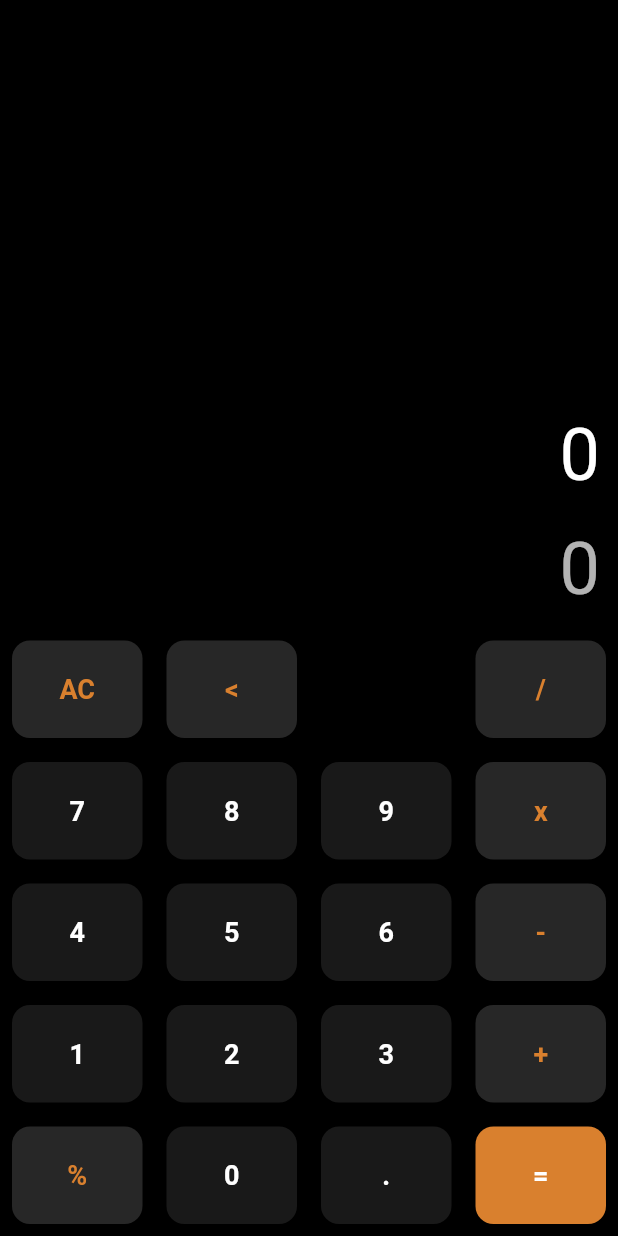
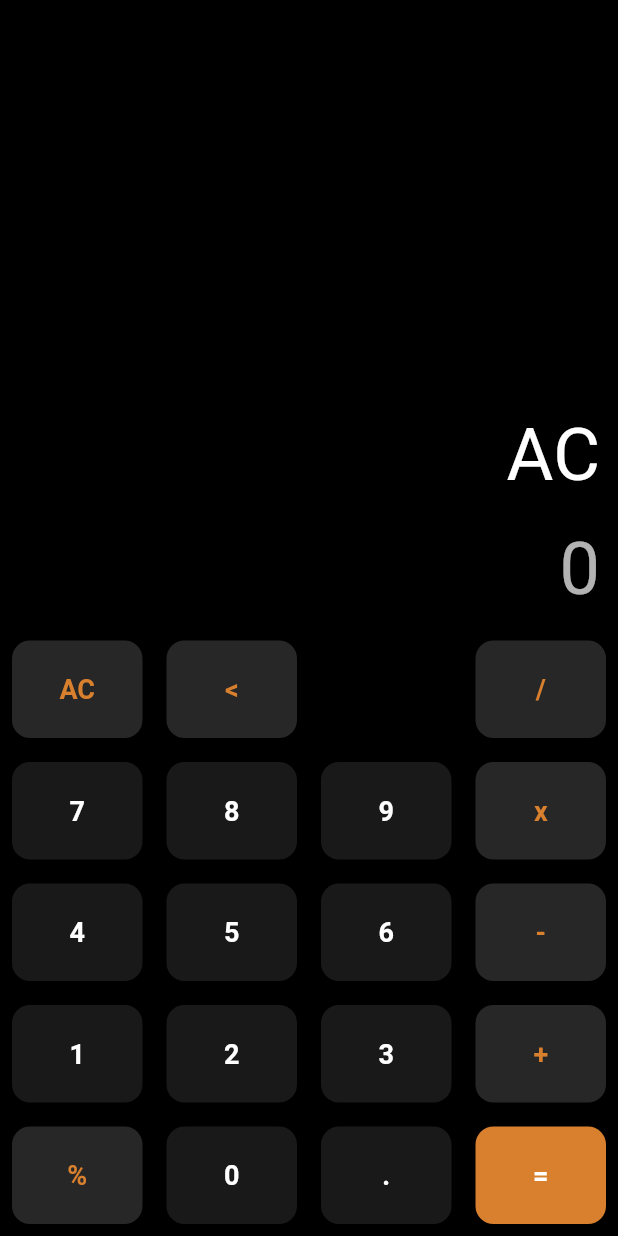
Before and after one commit to jource08/flutter_calculator_app, a Flutter app: the screen it shows after launch, after a tap on "AC", on a phone screen of 412 x 824 dp. Run offline on Flutter 3.47's test engine with Material 2 defaults, Android fonts, the phone set to English and light mode, and no system bars; our stand-ins replace flutter_bloc.

Commit message:
progress, working input bloc

```diff
--- a/lib/bloc/counter.dart
+++ b/lib/bloc/counter.dart
@@ -5,7 +5,7 @@ class CounterBloc extends Cubit<Map<String, dynamic>> {
 
   void changeInput(String newInput) {
     emit({
-      "input": newInput,
+      "input": _validateInput(newInput),
       "output": state["output"],
     });
   }
@@ -16,12 +16,13 @@ class CounterBloc extends Cubit<Map<String, dynamic>> {
       "output": newOutput,
     });
   }
+
+  _validateInput(String input) {
+    String result = "";
+
+    // remove leading "0"
+    result = input.replaceAll(RegExp(r'^0+(?=.)'), '');
+
+    return result;
+  }
 }
-
-
-// class CounterBloc extends Cubit<int> {
-//   CounterBloc() : super(0);
-
-//   void add() => emit(state + 1);
-//   void remove() => emit(state - 1);
-// }
--- a/lib/pages/home_page.dart
+++ b/lib/pages/home_page.dart
@@ -51,16 +51,17 @@ class HomePage extends StatelessWidget {
         // button area
         Row(
           children: [
-            _buildButton(
+            _buildButton(mycounter,
                 text: "AC",
                 buttonBgColor: operatorColor,
                 textColor: orangeColor),
-            _buildButton(
+            _buildButton(mycounter,
                 text: "<",
                 buttonBgColor: operatorColor,
                 textColor: orangeColor),
-            _buildButton(text: "", buttonBgColor: Colors.transparent),
-            _buildButton(
+            _buildButton(mycounter,
+                text: "", buttonBgColor: Colors.transparent),
+            _buildButton(mycounter,
                 text: "/",
                 buttonBgColor: operatorColor,
                 textColor: orangeColor),
@@ -68,10 +69,10 @@ class HomePage extends StatelessWidget {
         ),
         Row(
           children: [
-            _buildButton(text: "7"),
-            _buildButton(text: "8"),
-            _buildButton(text: "9"),
-            _buildButton(
+            _buildButton(mycounter, text: "7"),
+            _buildButton(mycounter, text: "8"),
+            _buildButton(mycounter, text: "9"),
+            _buildButton(mycounter,
                 text: "x",
                 buttonBgColor: operatorColor,
                 textColor: orangeColor),
@@ -79,10 +80,10 @@ class HomePage extends StatelessWidget {
         ),
         Row(
           children: [
-            _buildButton(text: "4"),
-            _buildButton(text: "5"),
-            _buildButton(text: "6"),
-            _buildButton(
+            _buildButton(mycounter, text: "4"),
+            _buildButton(mycounter, text: "5"),
+            _buildButton(mycounter, text: "6"),
+            _buildButton(mycounter,
                 text: "-",
                 buttonBgColor: operatorColor,
                 textColor: orangeColor),
@@ -90,10 +91,10 @@ class HomePage extends StatelessWidget {
         ),
         Row(
           children: [
-            _buildButton(text: "1"),
-            _buildButton(text: "2"),
-            _buildButton(text: "3"),
-            _buildButton(
+            _buildButton(mycounter, text: "1"),
+            _buildButton(mycounter, text: "2"),
+            _buildButton(mycounter, text: "3"),
+            _buildButton(mycounter,
                 text: "+",
                 buttonBgColor: operatorColor,
                 textColor: orangeColor),
@@ -101,23 +102,24 @@ class HomePage extends StatelessWidget {
         ),
         Row(
           children: [
-            _buildButton(
+            _buildButton(mycounter,
                 text: "%",
                 buttonBgColor: operatorColor,
                 textColor: orangeColor),
-            _buildButton(text: "0"),
-            _buildButton(text: "."),
-            _buildButton(text: "=", buttonBgColor: orangeColor),
+            _buildButton(mycounter, text: "0"),
+            _buildButton(mycounter, text: "."),
+            _buildButton(mycounter, text: "=", buttonBgColor: orangeColor),
           ],
         )
       ],
     );
   }
 
-  Expanded _buildButton(
+  Expanded _buildButton(CounterBloc counterbloc,
       {String text = "0",
       Color textColor = Colors.white,
-      Color buttonBgColor = buttonColor}) {
+      Color buttonBgColor = buttonColor,
+      bool isInput = true}) {
     return Expanded(
         child: Container(
       margin: const EdgeInsets.all(8),
@@ -135,7 +137,11 @@ class HomePage extends StatelessWidget {
             fontWeight: FontWeight.bold,
           ),
         ),
-        onPressed: () {},
+        onPressed: () {
+          if (isInput) {
+            counterbloc.changeInput("${counterbloc.state['input']}$text");
+          } else {}
+        },
       ),
     ));
   }
```
